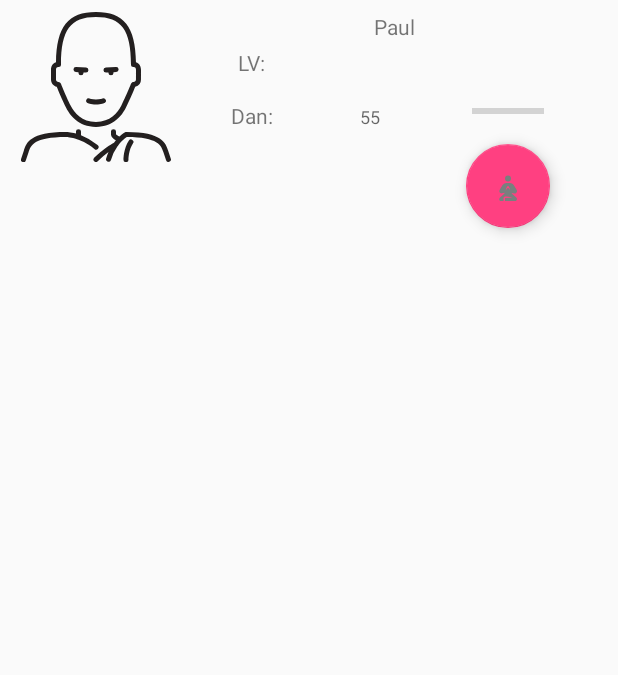
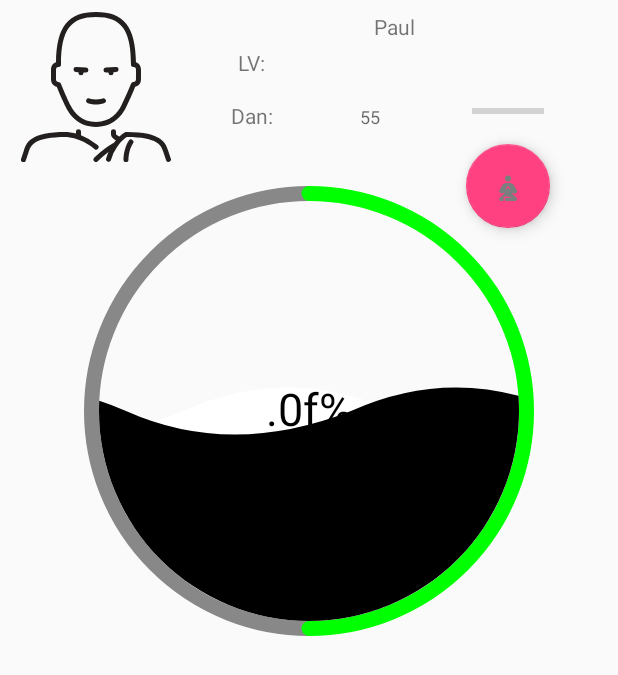
Before and after one commit to anonymity12/T29Idea, an Android app: the layout activity_meditation.xml on its own in the app's theme, with its tools: preview values and no code run, on a phone screen of 412 x 824 dp. Shown: the top 675 px of the screen. Run offline under Robolectric (Android 15) with nearby library versions, the phone set to English and light mode, and no system bars.

Commit message:
1.16 水波view测试通过，请继续合理使用之

```diff
--- a/app/src/main/java/com/paul/t29ideagarden2/views/WaveProgress.java
+++ b/app/src/main/java/com/paul/t29ideagarden2/views/WaveProgress.java
@@ -116,7 +116,7 @@ public class WaveProgress extends View {
         mCircleColor = typedArray.getColor(R.styleable.WaveProgress_circleColor, Color.GREEN);
         mBgCircleColor = typedArray.getColor(R.styleable.WaveProgress_bgCircleColor, Color.GRAY);
 
-        mWaveHeight = typedArray.getInt(R.styleable.WaveProgress_waveHeight, Constants.DEFAULT_WAVE_HEIGHT);
+        mWaveHeight = typedArray.getDimension(R.styleable.WaveProgress_waveHeight, Constants.DEFAULT_WAVE_HEIGHT);
         mWaveNum = typedArray.getInt(R.styleable.WaveProgress_waveNum, 4);
 
         mDarkWaveColor = typedArray.getColor(R.styleable.WaveProgress_darkWaveColor, getResources().getColor(android.R.color.holo_blue_dark));
@@ -192,12 +192,12 @@ public class WaveProgress extends View {
         Point [] points = new Point[mAllPointCount];
         points[mHalfPointCount] = new Point((int)(mCenterPoint.x + (isR2L?mRadius:-mRadius)), mCenterPoint.y);
         /*在球内的波浪点*/
-        for (int i = mHalfPointCount; i < mAllPointCount; i ++){
+        for (int i = mHalfPointCount + 1; i < mAllPointCount; i += 4){
             float xAnchor =points[mHalfPointCount].x + (i / 4 - mWaveNum) * waveWidth;
-            points[i + 1] = new Point((int) (waveWidth * 1 / 4 + xAnchor), (int) (mCenterPoint.y - mWaveHeight));
-            points[i + 2] = new Point((int) (waveWidth * 2 / 4 + xAnchor), (int) (mCenterPoint.y));
-            points[i + 3] = new Point((int) (waveWidth * 3 / 4 + xAnchor), (int) (mCenterPoint.y + mWaveHeight));
-            points[i + 4] = new Point((int) (waveWidth * 4 / 4 + xAnchor), (int) (mCenterPoint.y));
+            points[i + 0] = new Point((int) (waveWidth * 1 / 4 + xAnchor), (int) (mCenterPoint.y - mWaveHeight));
+            points[i + 1] = new Point((int) (waveWidth * 2 / 4 + xAnchor), (int) (mCenterPoint.y));
+            points[i + 2] = new Point((int) (waveWidth * 3 / 4 + xAnchor), (int) (mCenterPoint.y + mWaveHeight));
+            points[i + 3] = new Point((int) (waveWidth * 4 / 4 + xAnchor), (int) (mCenterPoint.y));
         }
         /*在球外的波澜点*/
         for(int i = 0; i < mHalfPointCount; i ++){
@@ -342,7 +342,7 @@ public class WaveProgress extends View {
         }
         if (mLightWaveAnimator != null && mLightWaveAnimator.isRunning()) {
             mLightWaveAnimator.cancel();
-            mDarkWaveAnimator.removeAllUpdateListeners();
+            mLightWaveAnimator.removeAllUpdateListeners();
             mLightWaveAnimator = null;
         }
     }
--- a/app/src/main/res/layout/activity_meditation.xml
+++ b/app/src/main/res/layout/activity_meditation.xml
@@ -26,7 +26,7 @@
         android:layout_marginEnd="8dp"
         android:layout_marginStart="8dp"
         android:layout_marginTop="8dp"
-        app:layout_constraintBottom_toTopOf="@+id/recyclerView"
+        app:layout_constraintBottom_toTopOf="@+id/ll"
         app:layout_constraintEnd_toEndOf="parent"
         app:layout_constraintHorizontal_bias="0.02"
         app:layout_constraintStart_toStartOf="parent"
@@ -83,14 +83,31 @@
         tools:layout_editor_absoluteY="70dp"
         tools:text="55" />
 
-    <android.support.v7.widget.RecyclerView
-        android:id="@+id/recyclerView"
+    <LinearLayout
+        android:id="@+id/ll"
+        android:orientation="vertical"
         android:layout_width="0dp"
         android:layout_height="0dp"
         app:layout_constraintBottom_toBottomOf="parent"
         app:layout_constraintLeft_toLeftOf="parent"
         app:layout_constraintRight_toRightOf="parent"
-        app:layout_constraintTop_toBottomOf="@+id/user_profile" />
+        app:layout_constraintTop_toBottomOf="@+id/user_profile" >
+
+        <com.paul.t29ideagarden2.views.WaveProgress
+            android:id="@+id/wave_progress_bar"
+            android:layout_width="300dp"
+            android:layout_height="300dp"
+            android:layout_gravity="center_horizontal"
+            app:darkWaveAnimTime="1000"
+            app:darkWaveColor="@color/black"
+            app:lightWaveAnimTime="2000"
+            app:lightWaveColor="@color/white"
+            app:lightWaveDirect="R2L"
+            app:lockWave="false"
+            app:valueSize="30sp"
+            app:waveHeight="31dp"
+            app:waveNum="1" />
+    </LinearLayout>
 
     <android.support.design.widget.FloatingActionButton
         android:id="@+id/floatingActionButton"
@@ -100,11 +117,11 @@
         android:layout_marginStart="8dp"
         android:clickable="true"
         android:focusable="true"
-        app:layout_constraintBottom_toTopOf="@+id/recyclerView"
+        app:layout_constraintBottom_toTopOf="@+id/ll"
         app:layout_constraintEnd_toEndOf="parent"
         app:layout_constraintHorizontal_bias="0.89"
         app:layout_constraintStart_toStartOf="parent"
-        app:layout_constraintTop_toTopOf="@+id/recyclerView"
+        app:layout_constraintTop_toTopOf="@+id/ll"
         app:srcCompat="@drawable/ic_icons8_meditation_gu" />
 
 
```
Also changed, not shown: app/src/main/java/com/paul/t29ideagarden2/atys/MeditationActivity.java (+0 -44 lines), 1 other file.
